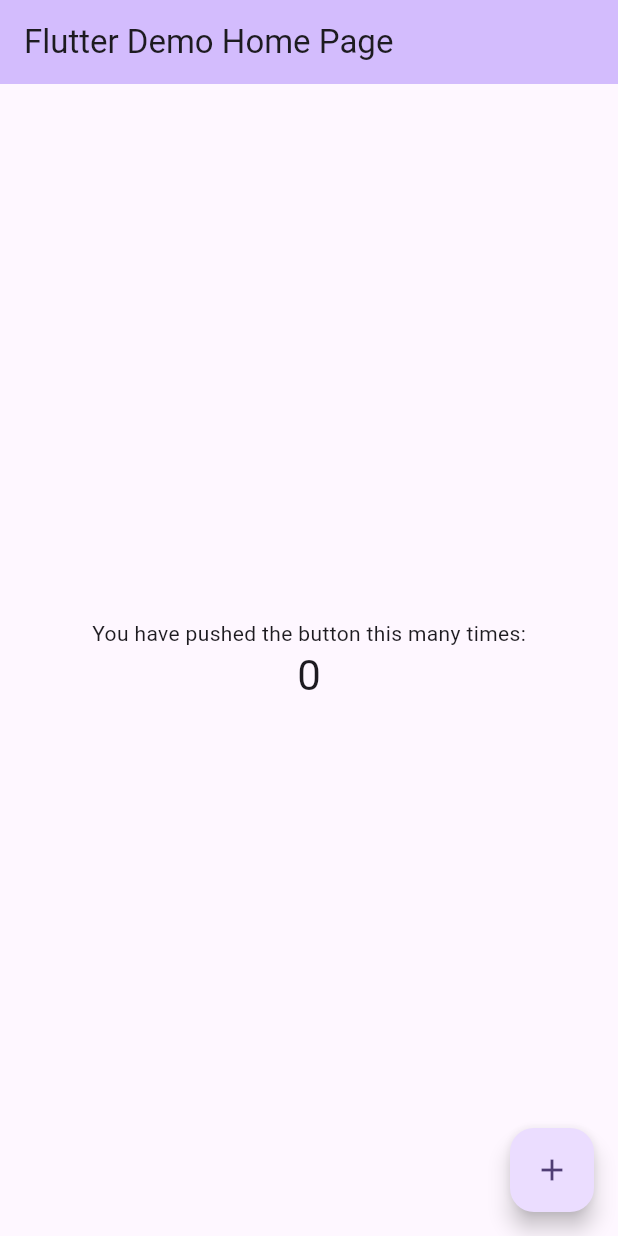
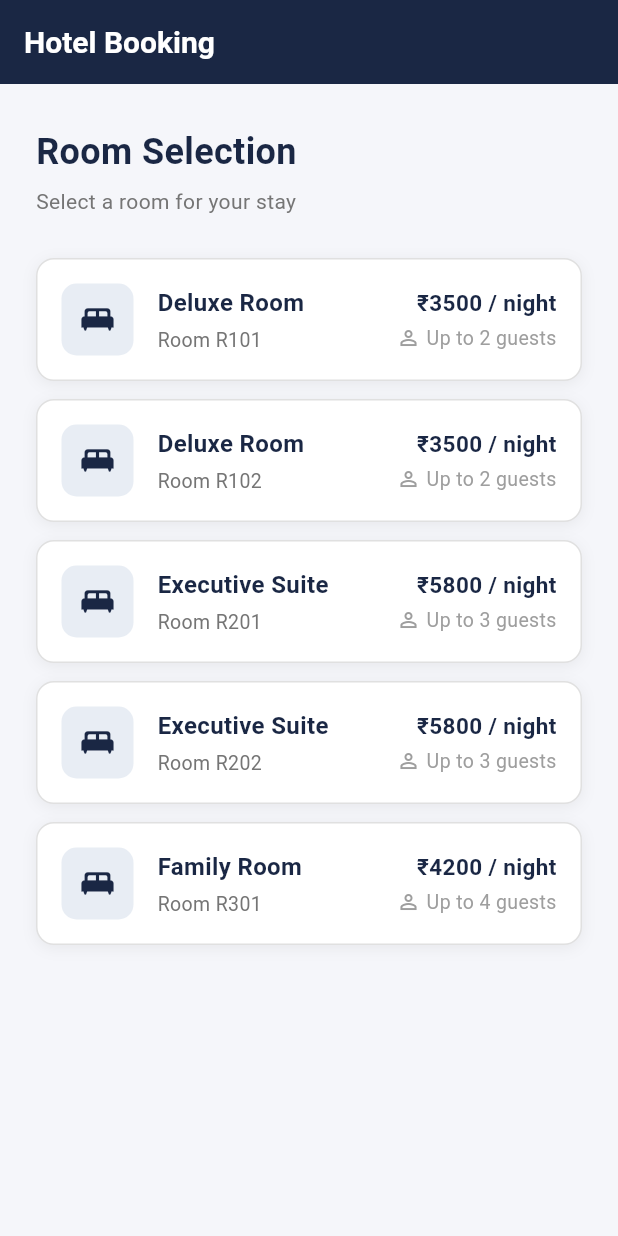
Before and after one commit to alkazim/hotel-booking-flutter, a Flutter app: the screen it shows after launch, on a phone screen of 412 x 824 dp. Run offline on Flutter 3.47's test engine with Material 3 defaults, Android fonts, the phone set to English and light mode, and no system bars.

Commit message:
Add room model and room list widget

```diff
--- /dev/null
+++ b/lib/data/sample_rooms.dart
@@ -0,0 +1,34 @@
+import 'package:hotel_booking_flutter/models/room.dart';
+
+const List<Room> sampleRooms = [
+  Room(
+    roomCode: 'R101',
+    roomType: 'Deluxe Room',
+    pricePerNight: 3500,
+    maxGuests: 2,
+  ),
+  Room(
+    roomCode: 'R102',
+    roomType: 'Deluxe Room',
+    pricePerNight: 3500,
+    maxGuests: 2,
+  ),
+  Room(
+    roomCode: 'R201',
+    roomType: 'Executive Suite',
+    pricePerNight: 5800,
+    maxGuests: 3,
+  ),
+  Room(
+    roomCode: 'R202',
+    roomType: 'Executive Suite',
+    pricePerNight: 5800,
+    maxGuests: 3,
+  ),
+  Room(
+    roomCode: 'R301',
+    roomType: 'Family Room',
+    pricePerNight: 4200,
+    maxGuests: 4,
+  ),
+];
--- a/lib/main.dart
+++ b/lib/main.dart
@@ -1,122 +1,164 @@
 import 'package:flutter/material.dart';
+import 'package:hotel_booking_flutter/data/sample_rooms.dart';
+import 'package:hotel_booking_flutter/models/room.dart';
+import 'package:hotel_booking_flutter/widgets/room_list.dart';
 
 void main() {
-  runApp(const MyApp());
+  runApp(const HotelBookingApp());
 }
 
-class MyApp extends StatelessWidget {
-  const MyApp({super.key});
+class HotelBookingApp extends StatelessWidget {
+  const HotelBookingApp({super.key});
 
-  // This widget is the root of your application.
   @override
   Widget build(BuildContext context) {
     return MaterialApp(
-      title: 'Flutter Demo',
+      title: 'Hotel Booking',
+      debugShowCheckedModeBanner: false,
       theme: ThemeData(
-        // This is the theme of your application.
-        //
-        // TRY THIS: Try running your application with "flutter run". You'll see
-        // the application has a purple toolbar. Then, without quitting the app,
-        // try changing the seedColor in the colorScheme below to Colors.green
-        // and then invoke "hot reload" (save your changes or press the "hot
-        // reload" button in a Flutter-supported IDE, or press "r" if you used
-        // the command line to start the app).
-        //
-        // Notice that the counter didn't reset back to zero; the application
-        // state is not lost during the reload. To reset the state, use hot
-        // restart instead.
-        //
-        // This works for code too, not just values: Most code changes can be
-        // tested with just a hot reload.
-        colorScheme: ColorScheme.fromSeed(seedColor: Colors.deepPurple),
+        colorScheme: ColorScheme.fromSeed(
+          seedColor: const Color(0xFF1A2744),
+          brightness: Brightness.light,
+        ),
+        scaffoldBackgroundColor: const Color(0xFFF5F6FA),
+        useMaterial3: true,
       ),
-      home: const MyHomePage(title: 'Flutter Demo Home Page'),
+      home: const HotelBookingScreen(),
     );
   }
 }
 
-class MyHomePage extends StatefulWidget {
-  const MyHomePage({super.key, required this.title});
-
-  // This widget is the home page of your application. It is stateful, meaning
-  // that it has a State object (defined below) that contains fields that affect
-  // how it looks.
-
-  // This class is the configuration for the state. It holds the values (in this
-  // case the title) provided by the parent (in this case the App widget) and
-  // used by the build method of the State. Fields in a Widget subclass are
-  // always marked "final".
-
-  final String title;
+class HotelBookingScreen extends StatefulWidget {
+  const HotelBookingScreen({super.key});
 
   @override
-  State<MyHomePage> createState() => _MyHomePageState();
+  State<HotelBookingScreen> createState() => _HotelBookingScreenState();
 }
 
-class _MyHomePageState extends State<MyHomePage> {
-  int _counter = 0;
-
-  void _incrementCounter() {
-    setState(() {
-      // This call to setState tells the Flutter framework that something has
-      // changed in this State, which causes it to rerun the build method below
-      // so that the display can reflect the updated values. If we changed
-      // _counter without calling setState(), then the build method would not be
-      // called again, and so nothing would appear to happen.
-      _counter++;
-    });
-  }
+class _HotelBookingScreenState extends State<HotelBookingScreen> {
+  Room? selectedRoom;
 
   @override
   Widget build(BuildContext context) {
-    // This method is rerun every time setState is called, for instance as done
-    // by the _incrementCounter method above.
-    //
-    // The Flutter framework has been optimized to make rerunning build methods
-    // fast, so that you can just rebuild anything that needs updating rather
-    // than having to individually change instances of widgets.
+    const navy = Color(0xFF1A2744);
+
     return Scaffold(
       appBar: AppBar(
-        // TRY THIS: Try changing the color here to a specific color (to
-        // Colors.amber, perhaps?) and trigger a hot reload to see the AppBar
-        // change color while the other colors stay the same.
-        backgroundColor: Theme.of(context).colorScheme.inversePrimary,
-        // Here we take the value from the MyHomePage object that was created by
-        // the App.build method, and use it to set our appbar title.
-        title: Text(widget.title),
-      ),
-      body: Center(
-        // Center is a layout widget. It takes a single child and positions it
-        // in the middle of the parent.
-        child: Column(
-          // Column is also a layout widget. It takes a list of children and
-          // arranges them vertically. By default, it sizes itself to fit its
-          // children horizontally, and tries to be as tall as its parent.
-          //
-          // Column has various properties to control how it sizes itself and
-          // how it positions its children. Here we use mainAxisAlignment to
-          // center the children vertically; the main axis here is the vertical
-          // axis because Columns are vertical (the cross axis would be
-          // horizontal).
-          //
-          // TRY THIS: Invoke "debug painting" (choose the "Toggle Debug Paint"
-          // action in the IDE, or press "p" in the console), to see the
-          // wireframe for each widget.
-          mainAxisAlignment: MainAxisAlignment.center,
-          children: <Widget>[
-            const Text('You have pushed the button this many times:'),
-            Text(
-              '$_counter',
-              style: Theme.of(context).textTheme.headlineMedium,
-            ),
-          ],
+        backgroundColor: navy,
+        foregroundColor: Colors.white,
+        elevation: 0,
+        centerTitle: false,
+        title: const Text(
+          'Hotel Booking',
+          style: TextStyle(fontWeight: FontWeight.w600, fontSize: 20),
         ),
       ),
-      floatingActionButton: FloatingActionButton(
-        onPressed: _incrementCounter,
-        tooltip: 'Increment',
-        child: const Icon(Icons.add),
-      ), // This trailing comma makes auto-formatting nicer for build methods.
+      body: SingleChildScrollView(
+        child: Center(
+          child: ConstrainedBox(
+            constraints: const BoxConstraints(maxWidth: 800),
+            child: Padding(
+              padding: const EdgeInsets.symmetric(horizontal: 24, vertical: 28),
+              child: Column(
+                crossAxisAlignment: CrossAxisAlignment.start,
+                children: [
+                  const Text(
+                    'Room Selection',
+                    style: TextStyle(
+                      fontSize: 24,
+                      fontWeight: FontWeight.bold,
+                      color: navy,
+                    ),
+                  ),
+                  const SizedBox(height: 6),
+                  Text(
+                    'Select a room for your stay',
+                    style: TextStyle(fontSize: 14, color: Colors.grey.shade600),
+                  ),
+                  const SizedBox(height: 28),
+                  RoomList(
+                    rooms: sampleRooms,
+                    selectedRoom: selectedRoom,
+                    onRoomSelected: (room) {
+                      setState(() {
+                        selectedRoom = room;
+                      });
+                    },
+                  ),
+                  if (selectedRoom != null) ...[
+                    const SizedBox(height: 28),
+                    _SelectedRoomSummary(room: selectedRoom!),
+                  ],
+                ],
+              ),
+            ),
+          ),
+        ),
+      ),
     );
   }
 }
+
+class _SelectedRoomSummary extends StatelessWidget {
+  const _SelectedRoomSummary({required this.room});
+
+  final Room room;
+
+  @override
+  Widget build(BuildContext context) {
+    const navy = Color(0xFF1A2744);
+
+    return Container(
+      width: double.infinity,
+      padding: const EdgeInsets.all(20),
+      decoration: BoxDecoration(
+        color: Colors.white,
+        borderRadius: BorderRadius.circular(12),
+        border: Border.all(color: navy.withValues(alpha: 0.2)),
+        boxShadow: [
+          BoxShadow(
+            color: Colors.black.withValues(alpha: 0.04),
+            blurRadius: 8,
+            offset: const Offset(0, 2),
+          ),
+        ],
+      ),
+      child: Column(
+        crossAxisAlignment: CrossAxisAlignment.start,
+        children: [
+          const Text(
+            'Selected Room',
+            style: TextStyle(
+              fontSize: 13,
+              fontWeight: FontWeight.w500,
+              color: Colors.grey,
+            ),
+          ),
+          const SizedBox(height: 8),
+          Text(
+            room.roomCode,
+            style: const TextStyle(
+              fontSize: 22,
+              fontWeight: FontWeight.bold,
+              color: navy,
+            ),
+          ),
+          const SizedBox(height: 4),
+          Text(
+            room.roomType,
+            style: const TextStyle(fontSize: 15, color: navy),
+          ),
+          const SizedBox(height: 4),
+          Text(
+            '\u20B9${room.pricePerNight.toStringAsFixed(0)} / night',
+            style: const TextStyle(
+              fontSize: 15,
+              fontWeight: FontWeight.w500,
+              color: navy,
+            ),
+          ),
+        ],
+      ),
+    );
+  }
+}
--- /dev/null
+++ b/lib/models/room.dart
@@ -0,0 +1,13 @@
+class Room {
+  final String roomCode;
+  final String roomType;
+  final double pricePerNight;
+  final int maxGuests;
+
+  const Room({
+    required this.roomCode,
+    required this.roomType,
+    required this.pricePerNight,
+    required this.maxGuests,
+  });
+}
--- /dev/null
+++ b/lib/widgets/room_list.dart
@@ -0,0 +1,151 @@
+import 'package:flutter/material.dart';
+import 'package:hotel_booking_flutter/models/room.dart';
+
+class RoomList extends StatelessWidget {
+  const RoomList({
+    super.key,
+    required this.rooms,
+    this.selectedRoom,
+    required this.onRoomSelected,
+  });
+
+  final List<Room> rooms;
+  final Room? selectedRoom;
+  final ValueChanged<Room> onRoomSelected;
+
+  @override
+  Widget build(BuildContext context) {
+    return ListView.separated(
+      shrinkWrap: true,
+      physics: const NeverScrollableScrollPhysics(),
+      itemCount: rooms.length,
+      separatorBuilder: (_, __) => const SizedBox(height: 12),
+      itemBuilder: (context, index) {
+        final room = rooms[index];
+        final isSelected = selectedRoom?.roomCode == room.roomCode;
+
+        return _RoomCard(
+          room: room,
+          isSelected: isSelected,
+          onTap: () => onRoomSelected(room),
+        );
+      },
+    );
+  }
+}
+
+class _RoomCard extends StatelessWidget {
+  const _RoomCard({
+    required this.room,
+    required this.isSelected,
+    required this.onTap,
+  });
+
+  final Room room;
+  final bool isSelected;
+  final VoidCallback onTap;
+
+  @override
+  Widget build(BuildContext context) {
+    const navy = Color(0xFF1A2744);
+    const lightNavy = Color(0xFFE8EDF4);
+
+    return GestureDetector(
+      onTap: onTap,
+      child: AnimatedContainer(
+        duration: const Duration(milliseconds: 200),
+        curve: Curves.easeInOut,
+        padding: const EdgeInsets.all(16),
+        decoration: BoxDecoration(
+          color: isSelected ? lightNavy : Colors.white,
+          borderRadius: BorderRadius.circular(12),
+          border: Border.all(
+            color: isSelected ? navy : Colors.grey.shade300,
+            width: isSelected ? 2 : 1,
+          ),
+          boxShadow: [
+            BoxShadow(
+              color: Colors.black.withValues(alpha: 0.06),
+              blurRadius: 8,
+              offset: const Offset(0, 2),
+            ),
+          ],
+        ),
+        child: Row(
+          children: [
+            Container(
+              width: 48,
+              height: 48,
+              decoration: BoxDecoration(
+                color: isSelected ? navy : lightNavy,
+                borderRadius: BorderRadius.circular(10),
+              ),
+              child: Icon(
+                Icons.king_bed_rounded,
+                color: isSelected ? Colors.white : navy,
+                size: 26,
+              ),
+            ),
+            const SizedBox(width: 16),
+            Expanded(
+              child: Column(
+                crossAxisAlignment: CrossAxisAlignment.start,
+                children: [
+                  Text(
+                    room.roomType,
+                    style: const TextStyle(
+                      fontSize: 16,
+                      fontWeight: FontWeight.w600,
+                      color: navy,
+                    ),
+                  ),
+                  const SizedBox(height: 4),
+                  Text(
+                    'Room ${room.roomCode}',
+                    style: TextStyle(fontSize: 13, color: Colors.grey.shade600),
+                  ),
+                ],
+              ),
+            ),
+            Column(
+              crossAxisAlignment: CrossAxisAlignment.end,
+              children: [
+                Text(
+                  '\u20B9${room.pricePerNight.toStringAsFixed(0)} / night',
+                  style: const TextStyle(
+                    fontSize: 15,
+                    fontWeight: FontWeight.w600,
+                    color: navy,
+                  ),
+                ),
+                const SizedBox(height: 4),
+                Row(
+                  mainAxisSize: MainAxisSize.min,
+                  children: [
+                    Icon(
+                      Icons.person_outline,
+                      size: 16,
+                      color: Colors.grey.shade500,
+                    ),
+                    const SizedBox(width: 4),
+                    Text(
+                      'Up to ${room.maxGuests} guests',
+                      style: TextStyle(
+                        fontSize: 13,
+                        color: Colors.grey.shade500,
+                      ),
+                    ),
+                  ],
+                ),
+              ],
+            ),
+            if (isSelected) ...[
+              const SizedBox(width: 12),
+              const Icon(Icons.check_circle, color: navy, size: 24),
+            ],
+          ],
+        ),
+      ),
+    );
+  }
+}
```
Also changed, not shown: 1 other file.
